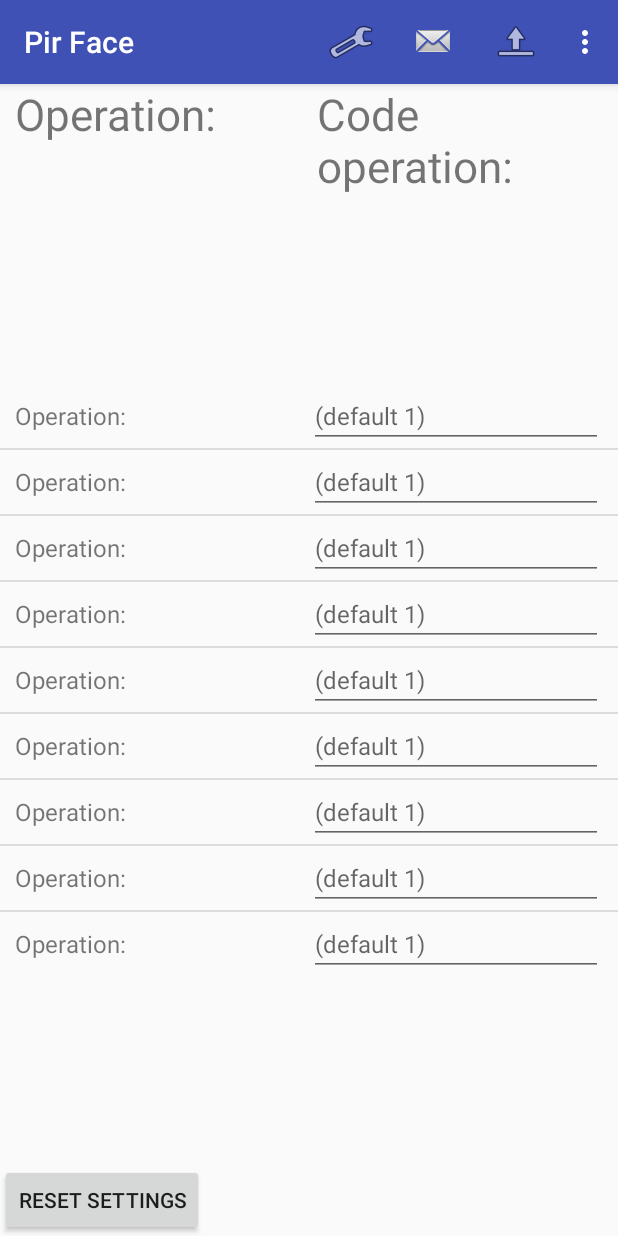
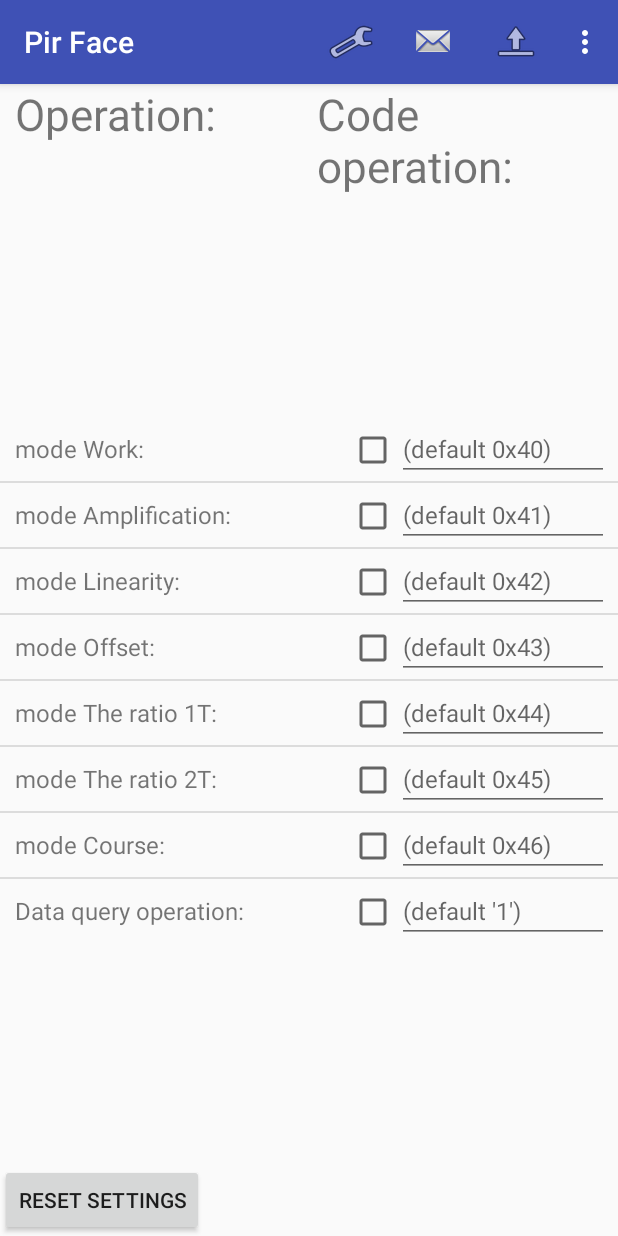
Before and after one commit to Alena-Popova/Android, an Android app: the screen it shows after launch (LaunchActivity), after a tap on "Settings", on a phone screen of 412 x 824 dp. Run offline under Robolectric (Android 15) with nearby library versions, the phone set to English and light mode, and no system bars; libraries missing offline, so code that uses them is left out: com.felhr.usbserial.

Commit message:
i am add some processing information for convenient work with sattings table

```diff
--- a/AndroidStudioProjects/app/src/main/java/com/example/helenapopova/mythirdapplication/box/BoxAdapter.java
+++ b/AndroidStudioProjects/app/src/main/java/com/example/helenapopova/mythirdapplication/box/BoxAdapter.java
@@ -4,29 +4,38 @@ import android.content.Context;
 import android.content.SharedPreferences;
 import android.text.Editable;
 import android.text.TextWatcher;
+import android.util.Log;
 import android.view.LayoutInflater;
 import android.view.View;
 import android.view.ViewGroup;
 import android.widget.BaseAdapter;
+import android.widget.CheckBox;
 import android.widget.EditText;
 import android.widget.TextView;
 import android.widget.Toast;
 
+import com.example.helenapopova.mythirdapplication.BuildConfig;
 import com.example.helenapopova.mythirdapplication.R;
 
 import java.util.ArrayList;
+import java.util.HashMap;
+import java.util.Map;
 
 import lombok.Getter;
+import lombok.Setter;
 
+@Getter
+@Setter
 public class BoxAdapter extends BaseAdapter {
     private Context context;
-    @Getter
-    ArrayList<Mode> settings;
-    LayoutInflater layoutInflater;
-    public static final String APP_PREFERENCES = "mysettings";
+    private ArrayList<Mode> settings;
+    private LayoutInflater layoutInflater;
+    private static final String APP_PREFERENCES = "mysettings";
     private final SharedPreferences sp;
     private final SharedPreferences.Editor editor;
-    String contextText;
+    private int contextText;
+    Map<String, String> tagAndValue = new HashMap<>();
+    private final String TAG = "settingsBoring";
 
     public BoxAdapter(Context _contex, ArrayList<Mode> _modes) {
         this.context = _contex;
@@ -49,7 +58,7 @@ public class BoxAdapter extends BaseAdapter {
 
     @Override
     public long getItemId(int position) {
-        return position;
+        return 0;
     }
 
     @Override
@@ -59,27 +68,24 @@ public class BoxAdapter extends BaseAdapter {
             view = layoutInflater.inflate(R.layout.item_mode, parent, false);
         }
         final Mode p = this.settings.get(position);
+        outputLogs(String.valueOf(position));
+        CheckBox checkBox = view.findViewById(R.id.checkSave);
 
         ((TextView) view.findViewById(R.id.mode_title)).setText(p.getTitle());
         final EditText editText = view.findViewById(R.id.custum_mode_data);
         editText.setHint(p.getHint());
         if (sp.contains(p.getTitle())) {
-            contextText = sp.getString(p.getTitle(), String.valueOf('\u0000'));
-            editText.setText(contextText);
+            contextText = sp.getInt(p.getTitle(), 1);
+            editText.setText(String.valueOf(contextText));
         }
-        editText.addTextChangedListener(new TextWatcher() {
+        checkBox.setOnClickListener(new View.OnClickListener() {
             @Override
-            public void beforeTextChanged(CharSequence s, int start, int count, int after) {
-            }
-
-            @Override
-            public void onTextChanged(CharSequence s, int start, int before, int count) {
-            }
-
-            @Override
-            public void afterTextChanged(Editable s) {
-                if(editText.getText().toString().length() != 0 && !editText.getText().toString().equals(String.valueOf('\u0000'))) {
-                   editor.putString(p.getTitle(), editText.getText().toString()).apply();
+            public void onClick(View v) {
+                String textSave = editText.getText().toString();
+                if(textSave.length() != 0 && !textSave.equals(contextText)) {
+                    editor.putInt(p.getTitle(), Integer.parseInt(textSave)).apply();
+                } else if (textSave.length() == 0  && sp.contains(p.getTitle())) {
+                    editor.remove(p.getTitle()).apply();
                 }
             }
         });
@@ -89,4 +95,12 @@ public class BoxAdapter extends BaseAdapter {
     public void outputTost(String message) {
         Toast.makeText(context, message, Toast.LENGTH_SHORT).show();
     }
+
+    public void outputLogs(String message) {
+        if (BuildConfig.DEBUG) {
+            Log.d(TAG, message);
+        }
+    }
+
+
 }
--- a/AndroidStudioProjects/app/src/main/java/com/example/helenapopova/mythirdapplication/box/Mode.java
+++ b/AndroidStudioProjects/app/src/main/java/com/example/helenapopova/mythirdapplication/box/Mode.java
@@ -1,8 +1,11 @@
 package com.example.helenapopova.mythirdapplication.box;
 
 import lombok.Data;
+import lombok.EqualsAndHashCode;
+import lombok.Getter;
+import lombok.Setter;
 
-@Data
+
 public class Mode {
     private String title;
     private String value;
@@ -13,4 +16,16 @@ public class Mode {
         this.value = value;
         this.hint = hint;
     }
+
+    public String getTitle() {
+        return title;
+    }
+
+    public String getValue() {
+        return value;
+    }
+
+    public String getHint() {
+        return hint;
+    }
 }
--- a/AndroidStudioProjects/app/src/main/java/com/example/helenapopova/mythirdapplication/connect/FTDIconnector.java
+++ b/AndroidStudioProjects/app/src/main/java/com/example/helenapopova/mythirdapplication/connect/FTDIconnector.java
@@ -3,6 +3,7 @@ package com.example.helenapopova.mythirdapplication.connect;
 import android.app.PendingIntent;
 import android.content.Context;
 import android.content.Intent;
+import android.content.SharedPreferences;
 import android.hardware.usb.UsbDevice;
 import android.hardware.usb.UsbDeviceConnection;
 import android.hardware.usb.UsbManager;
--- a/AndroidStudioProjects/app/src/main/java/com/example/helenapopova/mythirdapplication/connect/Info.java
+++ b/AndroidStudioProjects/app/src/main/java/com/example/helenapopova/mythirdapplication/connect/Info.java
@@ -15,7 +15,6 @@ public class Info {
             "mode The ratio 1T: ",
             "mode The ratio 2T: ",
             "mode Course: " ,
-            "Incoming bytes: ",
             "Data query operation: "};
     private static char[] operationsMode = {
             '@',
@@ -25,7 +24,6 @@ public class Info {
             'D',
             'E',
             'F',
-            'C',
             '1'};
     private static String[] hints = {
             "(default 0x40)",
@@ -35,7 +33,6 @@ public class Info {
             "(default 0x44)",
             "(default 0x45)",
             "(default 0x46)",
-            "(default 12)",
             "(default '1')"};
     //____________________________________
 
@@ -68,6 +65,10 @@ public class Info {
         return operationsMode[6];
     }
 
+    public static String getTitleDataQuery() {
+        return titlesMode[7];
+    }
+
     public static String getModeStringItem(int item) {
         int operation = item - 24;
         String result;
@@ -94,7 +95,7 @@ public class Info {
                 result = "mode Course - 0x" + operation;
                 break;
             default:
-                result = "error #1";
+                result = "operation - 0x" + operation;
                 break;
         }
         return result;
--- a/AndroidStudioProjects/app/src/main/java/com/example/helenapopova/mythirdapplication/fragments/Settings.java
+++ b/AndroidStudioProjects/app/src/main/java/com/example/helenapopova/mythirdapplication/fragments/Settings.java
@@ -5,9 +5,11 @@ import android.content.SharedPreferences;
 import android.os.Bundle;
 import android.support.annotation.Nullable;
 import android.support.v4.app.Fragment;
+import android.util.Log;
 import android.view.LayoutInflater;
 import android.view.View;
 import android.view.ViewGroup;
+import android.widget.AdapterView;
 import android.widget.Button;
 import android.widget.EditText;
 import android.widget.LinearLayout;
@@ -15,6 +17,7 @@ import android.widget.ListView;
 import android.widget.TextView;
 import android.widget.Toast;
 
+import com.example.helenapopova.mythirdapplication.BuildConfig;
 import com.example.helenapopova.mythirdapplication.R;
 import com.example.helenapopova.mythirdapplication.box.BoxAdapter;
 import com.example.helenapopova.mythirdapplication.box.Mode;
@@ -28,7 +31,6 @@ import java.util.Map;
 import lombok.Data;
 
 public class Settings extends Fragment {
-    private static String[] operationsMode = new String[Info.getSize()];
     private Context context;
     private View fragmentSettings;
     ArrayList<Mode> settings = new ArrayList<>();
@@ -37,12 +39,13 @@ public class Settings extends Fragment {
     Button reset;
     LayoutInflater inflaterSett;
     public static final String APP_PREFERENCES = "mysettings";
+    private final String TAG = "settingsFragment";
     private  SharedPreferences sp;
     @Override
     public void onAttach(Context _context) {
         this.context = _context;
+        sp = context.getSharedPreferences(APP_PREFERENCES, Context.MODE_PRIVATE);
         super.onAttach(_context);
-        sp = context.getSharedPreferences(APP_PREFERENCES, Context.MODE_PRIVATE);
     }
 
     @Override
@@ -65,6 +68,7 @@ public class Settings extends Fragment {
         });
     }
 
+
     /**
      * Задание списка настроек
      */
@@ -79,7 +83,6 @@ public class Settings extends Fragment {
 
     @Override
     public void onPause() {
-        outputTost(String.valueOf(boxAdapter.getCount()));
         super.onPause();
     }
 
@@ -88,8 +91,8 @@ public class Settings extends Fragment {
         int i;
         settings.clear();
         for (i = 0; i < Info.getSize(); i++) {
-            operationsMode[i] = String.valueOf(Info.getOperationsMode()[i]);
-           settings.add(new Mode(Info.getTitlesMode()[i], operationsMode[i], Info.getHints()[i]));
+            String operation = String.valueOf(Info.getOperationsMode()[i]);
+           settings.add(new Mode(Info.getTitlesMode()[i], operation, Info.getHints()[i]));
         }
     }
 
@@ -97,4 +100,10 @@ public class Settings extends Fragment {
         Toast.makeText(getActivity(), message, Toast.LENGTH_SHORT).show();
     }
 
+    public void outputLogs(String message) {
+        if (BuildConfig.DEBUG) {
+            Log.d(TAG, message);
+        }
+    }
+
 }
--- a/AndroidStudioProjects/app/src/main/res/layout/item_mode.xml
+++ b/AndroidStudioProjects/app/src/main/res/layout/item_mode.xml
@@ -9,21 +9,25 @@
             android:orientation="horizontal"
             android:layout_width="match_parent"
             android:layout_height="wrap_content"
-            android:weightSum="2">
+            android:weightSum="5">
                 <TextView
                     android:id="@+id/mode_title"
                     android:layout_width="match_parent"
                     android:layout_height="wrap_content"
                     android:text="@string/titile_table_1"
                     android:textSize="16dp"
-                    android:layout_weight="1"/>
+                    android:layout_weight="2"/>
+                <CheckBox android:id="@+id/checkSave"
+                    android:layout_width="wrap_content"
+                    android:checked="false"/>
                 <EditText
                     android:id="@+id/custum_mode_data"
                     android:textSize="16dp"
                     android:layout_width="match_parent"
                     android:layout_height="wrap_content"
                     android:hint="@string/hint_9"
-                    android:layout_weight="1"/>
+                    android:layout_weight="2"
+                    android:inputType="number"/>
         </TableRow>
 
 
```
Also changed, not shown: AndroidStudioProjects/app/src/main/java/com/example/helenapopova/mythirdapplication/fragments/ButtonLink.java (+34 -18 lines).
